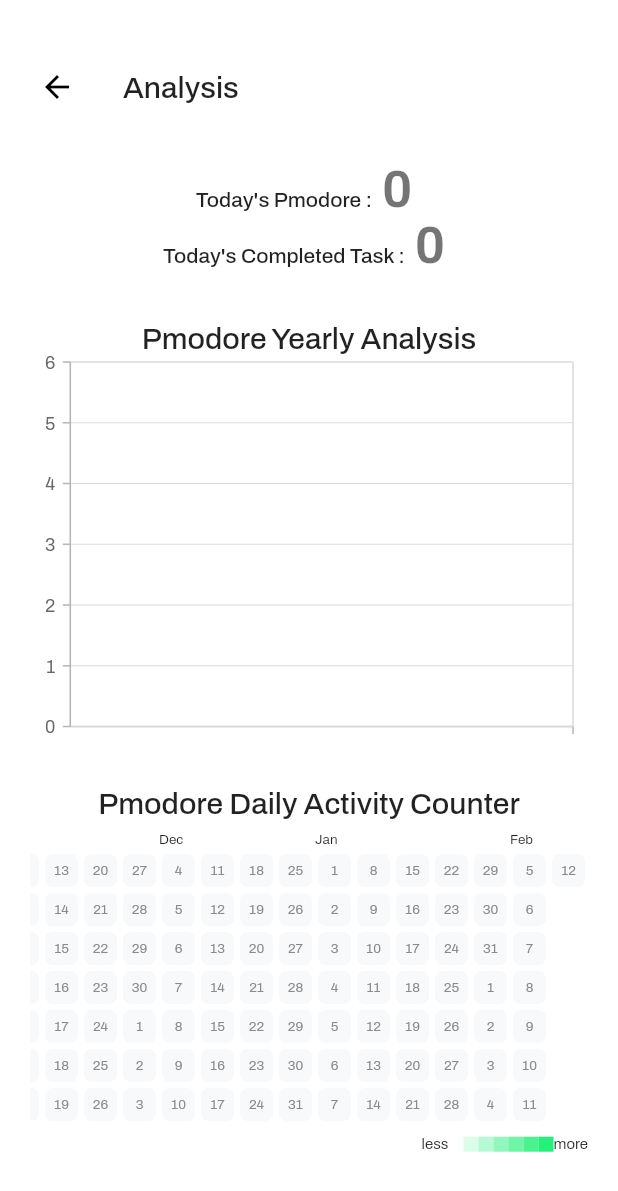
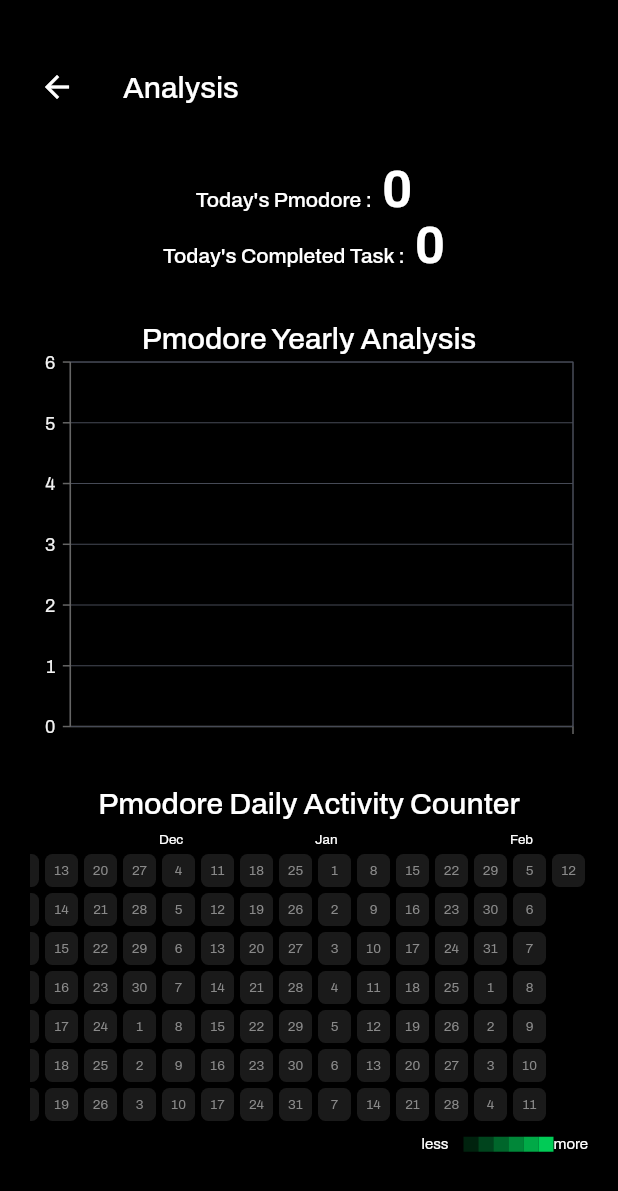
Before and after one commit to dhairya703/pomodoroapp, a Flutter app: the AnalysisView screen opened directly, on a phone screen of 412 x 824 dp. Shown: the top 1191 px of the screen. Run offline on Flutter 3.47's test engine with Material 2 defaults, Android fonts, the phone set to English and light mode, and no system bars; drawn by our look-alikes of flutter_heatmap_calendar; our stand-ins replace bloc, dartz, equatable, flutter_bloc, flutter_datetime_picker, flutter_secure_storage and 8 more; missing offline and left inert: bitsdojo_window; accounts and stored records are empty; generated files the repository leaves out were written again.

Commit message:
feat: add dark theme

```diff
--- a/lib/core/constant/constant.dart
+++ b/lib/core/constant/constant.dart
@@ -12,7 +12,35 @@ class AppConstant {
   // Hero tags
   static const splashIconHeroTag = "__splash-appbar__";
 
-  static TextStyle getTextStyle({double? fontSize}) => GoogleFonts.archivo();
+  // path
+  static String getLogoPath(BuildContext context) =>
+      Theme.of(context).brightness == Brightness.dark
+          ? "assets/images/logov2_light_mode.png"
+          : "assets/images/logov2.png";
+
+  static TextStyle getTextStyle({double? fontSize, Color? color}) =>
+      GoogleFonts.archivo(
+        fontSize: fontSize,
+        color: color,
+      );
+
+  static TextTheme getTextTheme({Color? color}) => TextTheme(
+        bodyLarge: getTextStyle(color: color),
+        bodyMedium: getTextStyle(color: color),
+        bodySmall: getTextStyle(color: color),
+        displayLarge: getTextStyle(color: color),
+        displayMedium: getTextStyle(color: color),
+        displaySmall: getTextStyle(color: color),
+        headlineLarge: getTextStyle(color: color),
+        headlineMedium: getTextStyle(color: color),
+        headlineSmall: getTextStyle(color: color),
+        labelLarge: getTextStyle(color: color),
+        labelMedium: getTextStyle(color: color),
+        labelSmall: getTextStyle(color: color),
+        titleLarge: getTextStyle(color: color),
+        titleMedium: getTextStyle(color: color),
+        titleSmall: getTextStyle(color: color),
+      );
 
   static final defaultLightTheme = ThemeData(
     scaffoldBackgroundColor: Colors.white,
@@ -23,23 +51,7 @@ class AppConstant {
         borderRadius: BorderRadius.all(Radius.circular(10)),
       ),
     ),
-    textTheme: TextTheme(
-      bodyLarge: getTextStyle(),
-      bodyMedium: getTextStyle(),
-      bodySmall: getTextStyle(),
-      displayLarge: getTextStyle(),
-      displayMedium: getTextStyle(),
-      displaySmall: getTextStyle(),
-      headlineLarge: getTextStyle(),
-      headlineMedium: getTextStyle(),
-      headlineSmall: getTextStyle(),
-      labelLarge: getTextStyle(),
-      labelMedium: getTextStyle(),
-      labelSmall: getTextStyle(),
-      titleLarge: getTextStyle(),
-      titleMedium: getTextStyle(),
-      titleSmall: getTextStyle(),
-    ),
+    textTheme: getTextTheme(color: Colors.black),
     colorScheme: ColorScheme(
       brightness: Brightness.light,
       primary: Colors.black,
@@ -68,11 +80,61 @@ class AppConstant {
       backgroundColor: Colors.white,
       elevation: 10,
     ),
-    switchTheme: SwitchThemeData(
-
-    ),
+    switchTheme: SwitchThemeData(),
+    inputDecorationTheme:
+        InputDecorationTheme(enabledBorder: UnderlineInputBorder()),
     iconTheme: const IconThemeData(
       color: Colors.black,
     ),
   );
+  static final defaultDarkTheme = ThemeData(
+    scaffoldBackgroundColor: Colors.black,
+    cardColor: Colors.white.withOpacity(.1),
+    cardTheme: const CardTheme(
+      elevation: 5,
+      shape: RoundedRectangleBorder(
+        borderRadius: BorderRadius.all(Radius.circular(10)),
+      ),
+    ),
+    textTheme: getTextTheme(color: Colors.white),
+    colorScheme: ColorScheme(
+      brightness: Brightness.dark,
+      primary: const Color(0xff01ED64),
+      onPrimary: Colors.black,
+      secondary: const Color(0xff01ED64),
+      onSecondary: Colors.black,
+      error: Colors.red,
+      onError: Colors.white,
+      background: Colors.black,
+      onBackground: Colors.white,
+      surface: Colors.white.withOpacity(.001),
+      onSurface: Colors.white,
+    ),
+    buttonTheme: const ButtonThemeData(),
+    snackBarTheme: const SnackBarThemeData(
+      backgroundColor: Color(0xff01ED64),
+    ),
+    appBarTheme: const AppBarTheme(
+      backgroundColor: Colors.transparent,
+      elevation: 0,
+      iconTheme: IconThemeData(
+        color: Colors.white,
+      ),
+    ),
+    bottomNavigationBarTheme: const BottomNavigationBarThemeData(
+      backgroundColor: Colors.black,
+      elevation: 10,
+    ),
+    switchTheme: SwitchThemeData(),
+    inputDecorationTheme: InputDecorationTheme(
+      enabledBorder: UnderlineInputBorder(
+        borderSide: BorderSide(
+          color: Colors.white,
+        ),
+      ),
+    ),
+    iconTheme: const IconThemeData(
+      color: Colors.white,
+    ),
+  );
 }
--- a/lib/core/shared_widgets/base_app_bar.dart
+++ b/lib/core/shared_widgets/base_app_bar.dart
@@ -67,7 +67,7 @@ class _BaseAppBarState extends State<BaseAppBar>
                             color: Colors.transparent,
                             clipBehavior: Clip.antiAlias,
                             child: Image.asset(
-                              "assets/images/logov2.png",
+                              AppConstant.getLogoPath(context),
                             ),
                           ),
                     onPressed:
--- a/lib/core/shared_widgets/custom_form_field.dart
+++ b/lib/core/shared_widgets/custom_form_field.dart
@@ -55,7 +55,8 @@ class _CustomFormFieldState extends State<CustomFormField> {
         label: Text(
           widget.hint ?? "",
           textAlign: TextAlign.left,
-          )),
+        ),
+      ),
       onChanged: (value) {
         if (widget.onChanged != null) {
           widget.onChanged!(value);
--- a/lib/core/shared_widgets/global_snack.dart
+++ b/lib/core/shared_widgets/global_snack.dart
@@ -4,7 +4,7 @@ showSnackBar(BuildContext context, {required String title, Color? color}) =>
     ScaffoldMessenger.of(context).showSnackBar(
       SnackBar(
         content: Text(title),
-        backgroundColor: color ?? Theme.of(context).primaryColor,
+        backgroundColor: color,
         duration: const Duration(milliseconds: 600),
       ),
     );
--- a/lib/features/configuration/presentation/pages/splash_page.dart
+++ b/lib/features/configuration/presentation/pages/splash_page.dart
@@ -30,7 +30,7 @@ class _SplashPageState extends State<SplashPage> {
               color: Colors.transparent,
               clipBehavior: Clip.antiAliasWithSaveLayer,
               child: Image.asset(
-                "assets/images/logov2.png",
+                AppConstant.getLogoPath(context),
                 width: SizeConfig.widthMultiplier * 35,
                 height: SizeConfig.widthMultiplier * 35,
               ),
--- a/lib/features/task_management/presentation/pages/add_task_page.dart
+++ b/lib/features/task_management/presentation/pages/add_task_page.dart
@@ -66,9 +66,10 @@ class _AddTaskViewState extends State<AddTaskView> {
       bloc: context.read<TasksBloc>(),
       listener: (context, state) {
         if (state is TaskAddFailure) {
-          showSnackBar(context,
-              title: localization.failureTitle,
-              color: Theme.of(context).primaryColor);
+          showSnackBar(
+            context,
+            title: localization.failureTitle,
+          );
         }
         if (state is TaskAddSuccess) {
           Navigator.pop(context);
@@ -99,23 +100,6 @@ class _AddTaskViewState extends State<AddTaskView> {
                       hint: localization.taskDescription,
                     ),
                     const SizedBox(height: 20),
-                    // Row(
-                    //   children: [
-                    //     Flexible(
-                    //       child:
-                    //           CustomFormField(hint: localization.categoryTitle),
-                    //     ),
-                    //     IconButton(
-                    //         onPressed: () {
-                    //           Navigator.pushNamed(
-                    //               context, AddCategoryPage.routeName);
-                    //         },
-                    //         icon: const Icon(
-                    //           Ionicons.add_circle_outline,
-                    //           size: 30,
-                    //         )),
-                    //   ],
-                    // ),
                     const SizedBox(height: 20),
                     GlobalDateTimePicker(
                       buttonTitle: "Select Deadline DateTime",
--- a/lib/features/task_management/presentation/pages/analysis_page.dart
+++ b/lib/features/task_management/presentation/pages/analysis_page.dart
@@ -146,6 +146,14 @@ class AnalysisView extends StatelessWidget {
                               scrollable: true,
                               fontSize: 9,
                               showText: true,
+                              defaultColor:
+                                  Theme.of(context).colorScheme.brightness ==
+                                          Brightness.dark
+                                      ? Theme.of(context)
+                                          .colorScheme
+                                          .onBackground
+                                          .withOpacity(.1)
+                                      : null,
                               colorMode: ColorMode.opacity,
                               datasets: item?.overviews,
                               showColorTip: true,
--- a/lib/features/task_management/presentation/pages/home_page.dart
+++ b/lib/features/task_management/presentation/pages/home_page.dart
@@ -60,7 +60,9 @@ class HomeView extends StatelessWidget {
                     bloc: context.read<HomeBloc>(),
                     builder: (context, state) {
                       if (state is FetchHomeDataSuccess) dailyItem = state.item;
-                      return Row(
+                      return Padding(
+                        padding: const EdgeInsets.symmetric(horizontal: 20),
+                        child: Row(
                           children: [
                             SizedBox(
                               width: SizeConfig.widthMultiplier * 20,
@@ -73,7 +75,12 @@ class HomeView extends StatelessWidget {
                                       width: SizeConfig.widthMultiplier * 20,
                                       height: SizeConfig.widthMultiplier * 20,
                                       child: CircularProgressIndicator(
-                                      value: dailyItem?.processPercentage ?? 0,
+                                        backgroundColor: Theme.of(context)
+                                            .colorScheme
+                                            .primary
+                                            .withOpacity(.2),
+                                        value:
+                                            dailyItem?.processPercentage ?? 0,
                                         strokeWidth: 10,
                                       ),
                                     ),
@@ -97,7 +104,8 @@ class HomeView extends StatelessWidget {
                                 children: [
                                   Text(
                                     localization.dailyTasksDoneTitle,
-                                  style: Theme.of(context).textTheme.titleLarge,
+                                    style:
+                                        Theme.of(context).textTheme.titleLarge,
                                     maxLines: 2,
                                     overflow: TextOverflow.ellipsis,
                                   ),
@@ -110,7 +118,8 @@ class HomeView extends StatelessWidget {
                                             dailyItem!.taskQuantity.toString(),
                                             dailyItem!.completedTaskQuantity
                                                 .toString()),
-                                  style: Theme.of(context).textTheme.bodySmall,
+                                    style:
+                                        Theme.of(context).textTheme.bodySmall,
                                     maxLines: 2,
                                     overflow: TextOverflow.ellipsis,
                                   ),
@@ -118,6 +127,7 @@ class HomeView extends StatelessWidget {
                               ),
                             ),
                           ],
+                        ),
                       );
                     },
                   ),
--- a/lib/features/task_management/presentation/pages/tasks_page.dart
+++ b/lib/features/task_management/presentation/pages/tasks_page.dart
@@ -127,7 +127,10 @@ class DayWithoutTask extends StatelessWidget {
           height: SizeConfig.heightMultiplier * 2,
         ),
         IconButton(
-          onPressed: () => Navigator.pushNamed(context, AddTaskPage.routeName),
+          onPressed: () => Navigator.pushNamed(context, AddTaskPage.routeName)
+              .then((value) => context
+                  .read<TasksBloc>()
+                  .add(SpecificDateTasksFetched(DateTime.now()))),
           icon: const Icon(CupertinoIcons.add_circled_solid),
         ),
       ],
--- a/lib/features/task_management/presentation/pages/timer_page.dart
+++ b/lib/features/task_management/presentation/pages/timer_page.dart
@@ -92,7 +92,10 @@ class TimerView extends StatelessWidget {
             ..showMaterialBanner(_showMaterialBanner(
               context,
               duration: state.duration,
-              taskUid: context.read<TimerBloc>().taskItem?.id,
+              taskUid: context
+                  .read<TimerBloc>()
+                  .taskItem
+                  ?.id,
             ));
         }
         if (state is StartTimerWithoutTaskFailure) {
@@ -146,15 +149,27 @@ class TimerBar extends StatelessWidget {
     return Directionality(
       textDirection: TextDirection.ltr,
       child: SizedBox(
-        width: MediaQuery.of(context).size.width * .5,
-        height: MediaQuery.of(context).size.width * .5,
+        width: MediaQuery
+            .of(context)
+            .size
+            .width * .5,
+        height: MediaQuery
+            .of(context)
+            .size
+            .width * .5,
         child: Stack(
           children: [
             Align(
               alignment: Alignment.center,
               child: SizedBox(
-                width: MediaQuery.of(context).size.width * .5,
-                height: MediaQuery.of(context).size.width * .5,
+                width: MediaQuery
+                    .of(context)
+                    .size
+                    .width * .5,
+                height: MediaQuery
+                    .of(context)
+                    .size
+                    .width * .5,
                 child: CircularProgressIndicator(
                   value:
                   context.select((TimerBloc bloc) => bloc.state.duration) /
@@ -184,7 +199,10 @@ class TimerButtons extends StatelessWidget {
             GlobalButton(
               width: SizeConfig.heightMultiplier * 10,
               height: SizeConfig.heightMultiplier * 10,
-              backgroundColor: Theme.of(context).colorScheme.secondary,
+              backgroundColor: Theme
+                  .of(context)
+                  .colorScheme
+                  .secondary,
               onPressed: () {
                 if (state is TimerInProgress) {
                   context.read<TimerBloc>().add(TimerPaused());
@@ -203,7 +221,10 @@ class TimerButtons extends StatelessWidget {
               child: Icon(
                 (state is TimerInProgress) ? Ionicons.pause : Ionicons.play,
                 size: 30,
-                color: Theme.of(context).colorScheme.onSecondary,
+                color: Theme
+                    .of(context)
+                    .colorScheme
+                    .onSecondary,
               ),
             ),
             const SizedBox(
@@ -212,14 +233,18 @@ class TimerButtons extends StatelessWidget {
             GlobalButton(
               width: SizeConfig.heightMultiplier * 10,
               height: SizeConfig.heightMultiplier * 10,
-              backgroundColor: Theme.of(context).colorScheme.primary,
-              onPressed: () => context.read<TimerBloc>()
+              backgroundColor: Theme
+                  .of(context)
+                  .colorScheme
+                  .primary,
+              onPressed: () =>
+              context.read<TimerBloc>()
                 ..add(SaveCurrentTimerStateDialogShowed(
                   duration: state.duration,
-                  taskItem: context.read<TimerBloc>().taskItem!,
-                ))
-                ..add(TimerTaskDeSelected())
-                ..add(TimerReset()),
+                  taskItem: context
+                      .read<TimerBloc>()
+                      .taskItem!,
+                ))..add(TimerTaskDeSelected())..add(TimerReset()),
               shape: RoundedRectangleBorder(
                   borderRadius: BorderRadius.circular(100)),
               child: const Icon(
@@ -245,8 +270,13 @@ class TimerText extends StatelessWidget {
         alignment: Alignment.center,
         child: Text(
           Utils.formatSecToMinSec(timeInSecond: duration),
-          style: Theme.of(context).textTheme.headlineLarge?.copyWith(
+          style: Theme
+              .of(context)
+              .textTheme
+              .displaySmall
+              ?.copyWith(
             fontWeight: FontWeight.bold,
+
           ),
         ),
       );
--- a/lib/main.dart
+++ b/lib/main.dart
@@ -77,8 +77,9 @@ class MyApp extends StatelessWidget {
               return MaterialApp(
                 title: AppConstant.appName,
                 onGenerateRoute: AppRouter.onGenerationRouter,
-                themeMode: ThemeMode.light,
+                themeMode: ThemeMode.dark,
                 theme: AppConstant.defaultLightTheme,
+                darkTheme: AppConstant.defaultDarkTheme,
                 debugShowCheckedModeBanner: false,
                 localizationsDelegates: const [
                   AppLocalizations.delegate,
```
Also changed, not shown: assets/images/logov2_light_mode.png (added). Lines whose indentation alone changed are shown as unchanged.
